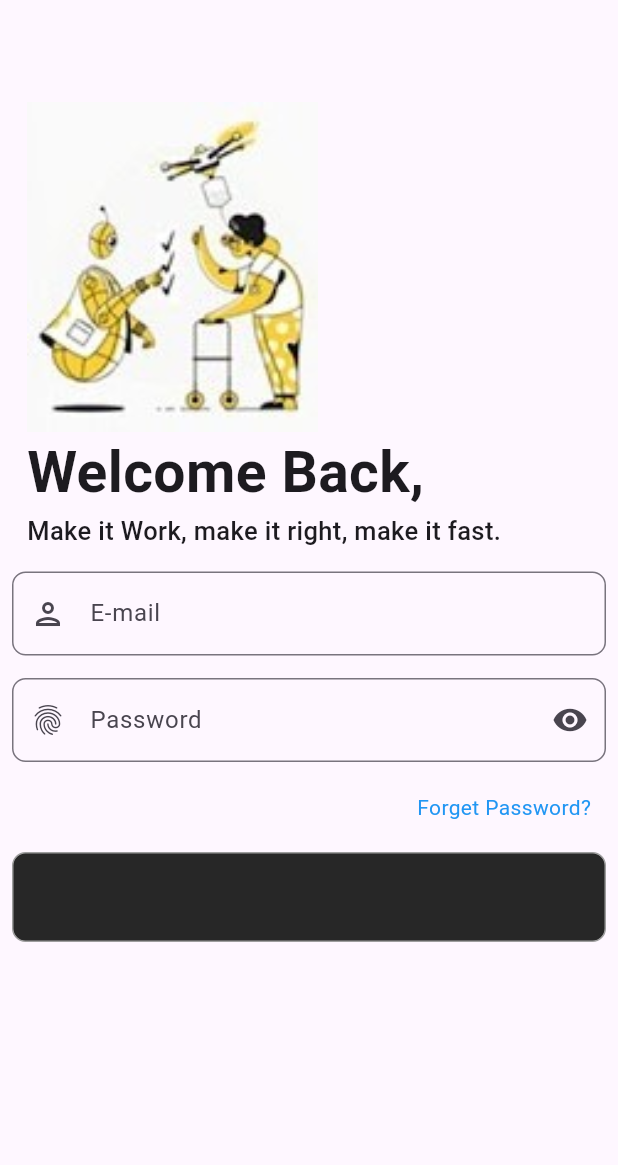
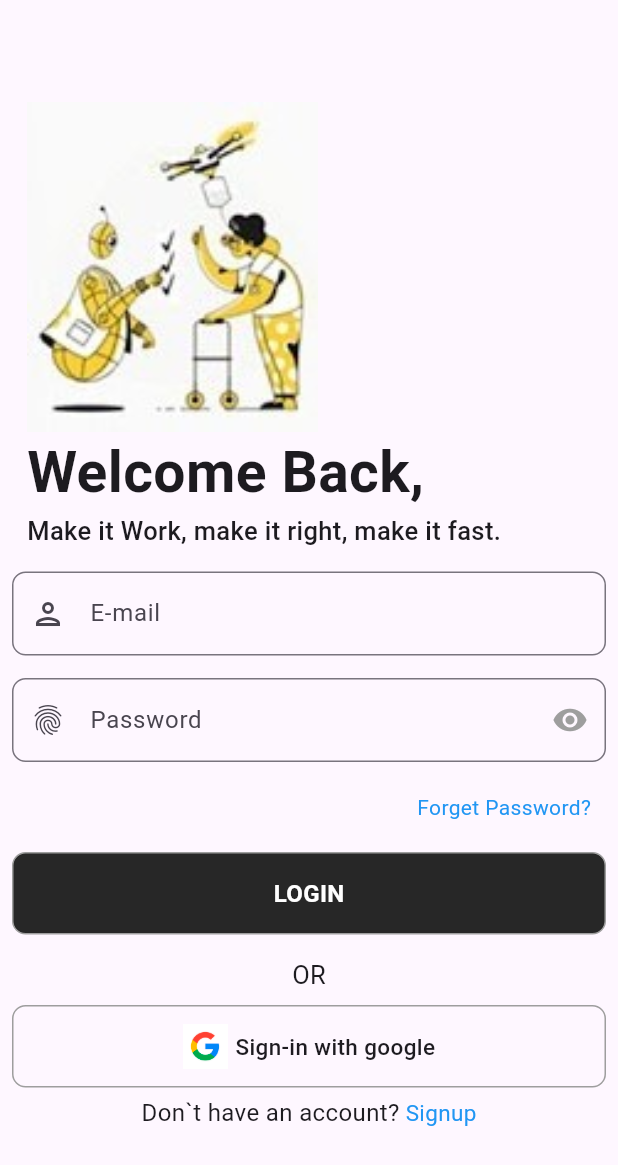
Before and after one commit to sanjuafre123/resume_app_daily_task, a Flutter app: the screen it shows after launch, after a tap on "LOGIN", on a phone screen of 412 x 824 dp. Shown: the top 1165 px of the screen. Run offline on Flutter 3.47's test engine with Material 3 defaults, Android fonts, the phone set to English and light mode, and no system bars.

Commit message:
09/05/2024

```diff
--- a/lib/home/Components/Screen/Login/logindetailscreen.dart
+++ b/lib/home/Components/Screen/Login/logindetailscreen.dart
@@ -94,11 +94,14 @@ class _LoginScreenState extends State<LoginScreen> {
                     borderSide: const BorderSide(color: Colors.grey),
                     borderRadius: BorderRadius.circular(9),
                   ),
-                  suffixIcon: const Icon(Icons.remove_red_eye),
+                  suffixIcon: const Icon(
+                    Icons.remove_red_eye,
+                    color: Colors.grey,
+                  ),
                 ),
               ),
-              Padding(
-                padding: const EdgeInsets.only(right: 10, top: 20),
+              const Padding(
+                padding: EdgeInsets.only(right: 10, top: 20),
                 child: Row(
                   mainAxisAlignment: MainAxisAlignment.end,
                   children: [
@@ -112,15 +115,79 @@ class _LoginScreenState extends State<LoginScreen> {
               Column(
                 children: [
                   Container(
-                    margin: EdgeInsets.only(top: 20),
-                    height: 60,
+                    margin: const EdgeInsets.only(top: 20),
+                    height: 55,
                     width: double.infinity,
                     decoration: BoxDecoration(
-                      color: Color(0xff272727),
-                      border: Border.all(color: Colors.grey,width: 1),
-                      borderRadius: BorderRadius.all(Radius.circular(9))
+                      color: const Color(0xff272727),
+                      border: Border.all(color: Colors.grey, width: 1),
+                      borderRadius: const BorderRadius.all(
+                        Radius.circular(9),
+                      ),
                     ),
-                  )
+                    child: const Center(
+                      child: Text(
+                        'LOGIN',
+                        style: TextStyle(
+                            color: Colors.white,
+                            fontWeight: FontWeight.w700,
+                            fontSize: 16),
+                      ),
+                    ),
+                  ),
+                ],
+              ),
+              const SizedBox(
+                height: 15,
+              ),
+              const Text(
+                'OR',
+                style: TextStyle(fontSize: 17),
+              ),
+              Column(
+                children: [
+                  Container(
+                    margin: const EdgeInsets.only(top: 8),
+                    height: 55,
+                    width: double.infinity,
+                    decoration: BoxDecoration(
+                      border: Border.all(color: Colors.grey, width: 1),
+                      borderRadius: const BorderRadius.all(
+                        Radius.circular(9),
+                      ),
+                    ),
+                    child: Row(
+                      mainAxisAlignment: MainAxisAlignment.center,
+                      children: [
+                        Image.asset(
+                          'assets/img/google.jpg',
+                          height: 30,
+                        ),
+                        const SizedBox(
+                          width: 5,
+                        ),
+                        const Text(
+                          'Sign-in with google',
+                          style: TextStyle(
+                              fontSize: 15, fontWeight: FontWeight.w500),
+                        ),
+                      ],
+                    ),
+                  ),
+                ],
+              ),
+              const SizedBox(
+                height: 5,
+              ),
+              const Row(
+                mainAxisAlignment: MainAxisAlignment.center,
+                children: [
+                  Text('Don`t have an account?',
+                      style: TextStyle(fontSize: 16)),
+                  Text(
+                    ' Signup',
+                    style: TextStyle(color: Colors.blue, fontSize: 15),
+                  ),
                 ],
               )
             ],
--- a/pubspec.yaml
+++ b/pubspec.yaml
@@ -65,6 +65,7 @@ flutter:
   assets:
     - assets/img/bg.png
     - assets/img/bg2.jpg
+    - assets/img/google.jpg
 
   # An image asset can refer to one or more resolution-specific "variants", see
   # https://flutter.dev/assets-and-images/#resolution-aware
```
Also changed, not shown: assets/img/google.jpg (added).
